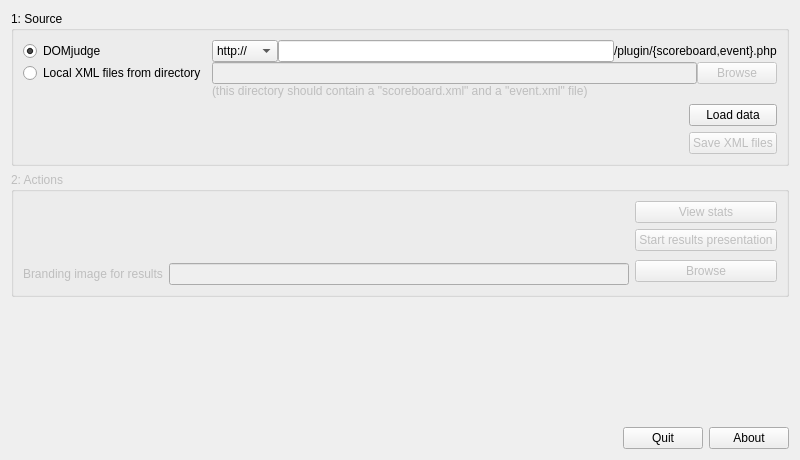
DOMjudge/DOMjura, file maindialog.ui: the form before one commit.
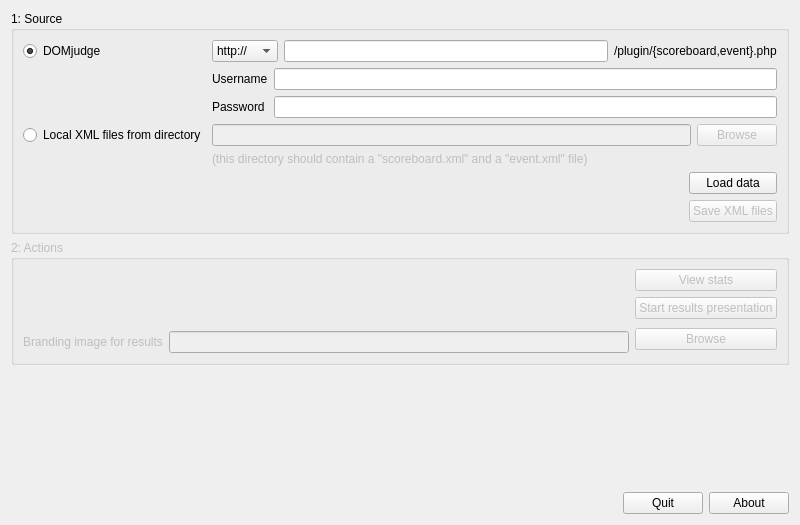
The form after the commit.

```diff
--- a/maindialog.ui
+++ b/maindialog.ui
@@ -1,36 +1,33 @@
 <?xml version="1.0" encoding="UTF-8"?>
 <ui version="4.0">
  <class>DJ::View::MainDialog</class>
- <widget class="QDialog" name="DJ::View::MainDialog">
+ <widget class="QWidget" name="DJ::View::MainDialog">
   <property name="geometry">
    <rect>
     <x>0</x>
     <y>0</y>
     <width>800</width>
-    <height>460</height>
+    <height>525</height>
    </rect>
   </property>
   <property name="minimumSize">
    <size>
     <width>800</width>
-    <height>460</height>
+    <height>525</height>
    </size>
   </property>
   <property name="windowTitle">
    <string>DOMjura</string>
   </property>
-  <layout class="QGridLayout" name="gridLayout_3">
+  <layout class="QGridLayout" name="gridLayout_5">
    <item row="0" column="0">
     <widget class="QGroupBox" name="groupBox">
      <property name="title">
       <string>1: Source</string>
      </property>
-     <layout class="QVBoxLayout" name="verticalLayout_2">
-      <item>
-       <layout class="QGridLayout" name="gridLayout">
-        <property name="verticalSpacing">
-         <number>0</number>
-        </property>
+     <layout class="QGridLayout" name="gridLayout_4">
+      <item row="0" column="0">
+       <layout class="QGridLayout" name="gridLayout_3">
         <item row="0" column="0">
          <widget class="QRadioButton" name="radioDOMjudge">
           <property name="text">
@@ -72,20 +69,51 @@
           </item>
          </layout>
         </item>
-        <item row="1" column="0">
+        <item row="1" column="1">
+         <layout class="QGridLayout" name="gridLayout">
+          <item row="0" column="0">
+           <widget class="QLabel" name="labelUsername">
+            <property name="text">
+             <string>Username</string>
+            </property>
+           </widget>
+          </item>
+          <item row="0" column="1">
+           <widget class="QLineEdit" name="lineEditUsername"/>
+          </item>
+          <item row="1" column="0">
+           <widget class="QLabel" name="labelPassword">
+            <property name="text">
+             <string>Password</string>
+            </property>
+           </widget>
+          </item>
+          <item row="1" column="1">
+           <widget class="QLineEdit" name="lineEditPassword">
+            <property name="echoMode">
+             <enum>QLineEdit::Password</enum>
+            </property>
+           </widget>
+          </item>
+         </layout>
+        </item>
+        <item row="2" column="0">
          <widget class="QRadioButton" name="radioLocalXML">
           <property name="text">
            <string>Local XML files from directory</string>
           </property>
          </widget>
         </item>
-        <item row="1" column="1">
+        <item row="2" column="1">
          <layout class="QHBoxLayout" name="horizontalLayout_3">
           <item>
            <widget class="QLineEdit" name="lineEditLocalDir">
             <property name="enabled">
              <bool>false</bool>
             </property>
+            <property name="readOnly">
+             <bool>true</bool>
+            </property>
            </widget>
           </item>
           <item>
@@ -100,7 +128,7 @@
           </item>
          </layout>
         </item>
-        <item row="2" column="1">
+        <item row="3" column="1">
          <widget class="QLabel" name="labelDirInfo">
           <property name="enabled">
            <bool>false</bool>
@@ -112,7 +140,7 @@
         </item>
        </layout>
       </item>
-      <item>
+      <item row="1" column="0">
        <layout class="QHBoxLayout" name="horizontalLayout_4">
         <item>
          <spacer name="horizontalSpacer_2">
```
Left out of the diff: 108 changed lines with no effect on the pictures.
